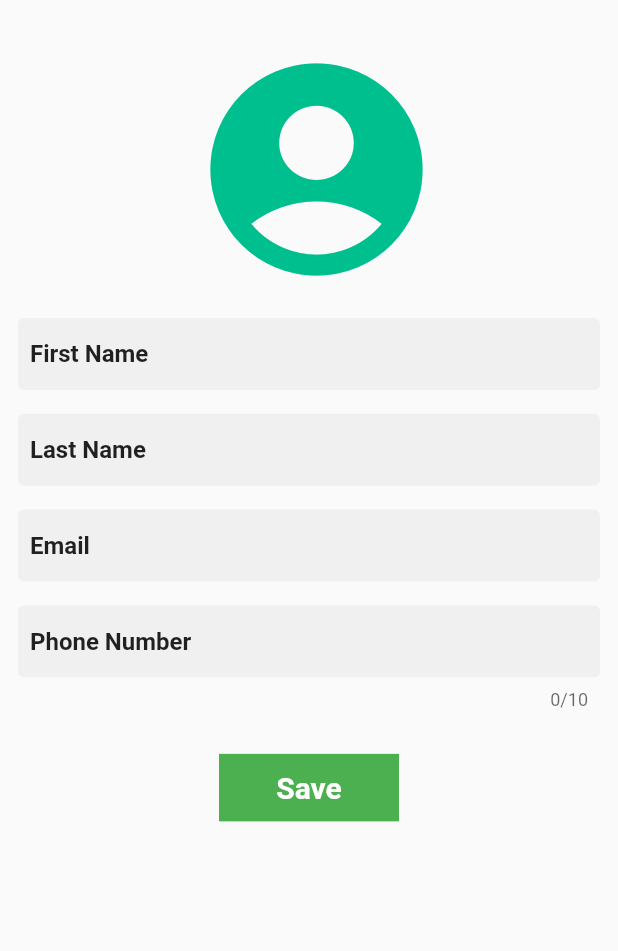
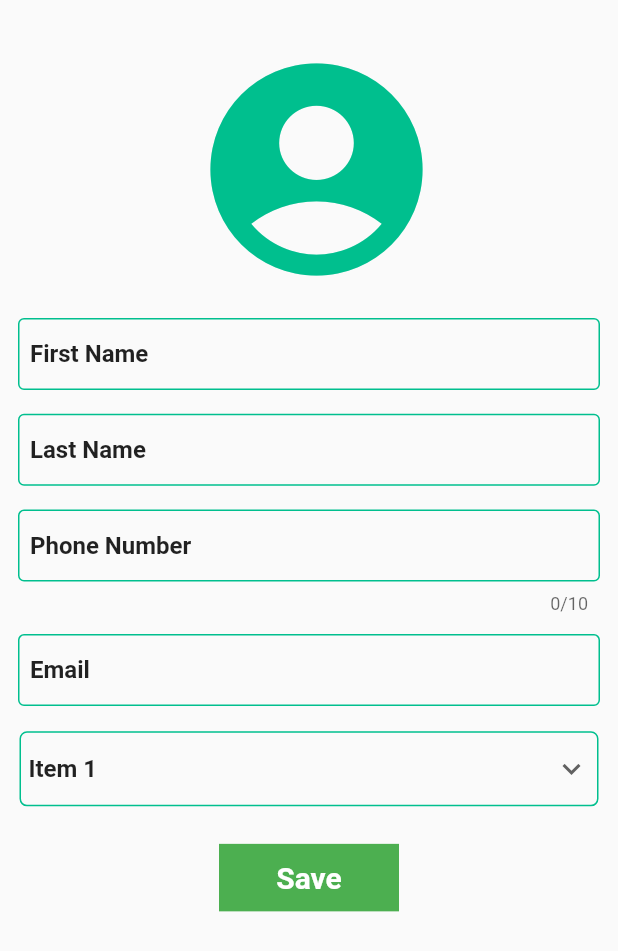
Before and after one commit to Anil8000/Silvertouch-Contact, a Flutter app: the AddContactScreenUI screen opened directly, on a phone screen of 412 x 824 dp. Shown: the top 951 px of the screen. Run offline on Flutter 3.47's test engine with Material 2 defaults, Android fonts, the phone set to English and light mode, and no system bars; our stand-ins replace font_awesome_flutter, get, image_picker.

Commit message:
#All UI Complete

```diff
--- a/lib/controllers/DashboardController.dart
+++ b/lib/controllers/DashboardController.dart
@@ -22,10 +22,7 @@ void updateDrawerSelectedIndex(int index){
     appBarTitle = "Add Contact";
   }
   else if(index == 2){
-    appBarTitle = "History";
-  }
-  else if(index == 3){
-    appBarTitle = "Settings";
+    appBarTitle = "Contact List";
   }
   else{
     appBarTitle = "";
--- a/lib/ui/AddContactScreenUI.dart
+++ b/lib/ui/AddContactScreenUI.dart
@@ -2,6 +2,7 @@
 
 import 'dart:io';
 
+import 'package:flutter/cupertino.dart';
 import 'package:flutter/material.dart';
 import 'package:get/get.dart';
 import 'package:image_picker/image_picker.dart';
@@ -25,6 +26,17 @@ class _AddContactScreenUIState extends State<AddContactScreenUI> {
   TextEditingController lastNameController = TextEditingController();
   TextEditingController emailController = TextEditingController();
   TextEditingController phoneNumberController = TextEditingController();
+
+  String dropdownvalue = 'Item 1';
+
+  // List of items in our dropdown menu
+  var items = [
+    'Item 1',
+    'Item 2',
+    'Item 3',
+    'Item 4',
+    'Item 5',
+  ];
 
   @override
   Widget build(BuildContext context) {
@@ -136,8 +148,10 @@ class _AddContactScreenUIState extends State<AddContactScreenUI> {
           SizedBox(height: 5,),
 
           TextFormInputField(
-            hintText: "Email",
-            controller: emailController,
+            hintText: "Phone Number",
+            controller: phoneNumberController,
+            keyboardType: TextInputType.number,
+            maxLength: 10,
             validator: (v){
               return FieldValidator.validateValueIsEmpty(v!);
             },
@@ -146,14 +160,50 @@ class _AddContactScreenUIState extends State<AddContactScreenUI> {
           SizedBox(height: 5,),
 
           TextFormInputField(
-            hintText: "Phone Number",
-            controller: phoneNumberController,
-            keyboardType: TextInputType.number,
-            maxLength: 10,
+            hintText: "Email",
+            controller: emailController,
             validator: (v){
               return FieldValidator.validateValueIsEmpty(v!);
             },
           ),
+
+
+          SizedBox(height: 10,),
+
+
+          Padding(
+            padding: const EdgeInsets.only(left: 5.0,right: 5.0),
+            child: Container(
+              width: Get.width,
+              decoration: BoxDecoration(
+                border: Border.all(color: AppColors.primaryColor,width: 1),
+                borderRadius: BorderRadius.all(Radius.circular(5)),
+              ),
+              child: Padding(
+                padding: const EdgeInsets.only(left: 5.0,right: 5.0),
+                child: DropdownButton(
+                  value: dropdownvalue,
+                  elevation: 0,
+                  underline: Container(),
+                  isExpanded: true,
+                  icon: const Icon(Icons.keyboard_arrow_down),
+                  items: items.map((String items) {
+                    return DropdownMenuItem(
+                      value: items,
+                      child: Text(items,style: TextStyle(color: Colors.black87,fontWeight: FontWeight.bold)),
+                    );
+                  }).toList(),
+                  onChanged: (String? newValue) {
+                    setState(() {
+                      dropdownvalue = newValue!;
+                    });
+                  },
+                ),
+              ),
+            ),
+          ),
+
+
 
           SizedBox(height: 10,),
 
--- a/lib/ui/MainScreenUI.dart
+++ b/lib/ui/MainScreenUI.dart
@@ -1,7 +1,8 @@
-// ignore_for_file: prefer_const_constructors, unnecessary_new
+// ignore_for_file: prefer_const_constructors, unnecessary_new, prefer_const_literals_to_create_immutables
 
 import 'package:flutter/material.dart';
 import 'package:flutter/services.dart';
+import 'package:font_awesome_flutter/font_awesome_flutter.dart';
 
 import 'package:get/get.dart';
 import 'package:silvertouch_contach/controllers/DashboardController.dart';
@@ -46,6 +47,23 @@ class _MainScreenUIState extends State<MainScreenUI> {
               style: TextStyle(color: Colors.white,
                   fontWeight: FontWeight.w600,fontSize: 18.0),),
             backgroundColor: AppColors.primaryColor,
+            actions: [
+
+              dashController.drawerSelectedIndex == 2
+                ? Row(
+                children: [
+                  Icon(Icons.filter_alt,color: Colors.black38,),
+
+                  SizedBox(width: 10,),
+
+                  Icon(Icons.search,color: Colors.black38,),
+
+                  SizedBox(width: 10,),
+                ],
+              )
+                : Container(),
+
+            ],
           ),
           body: WillPopScope(
 
--- a/lib/widgets/TextFormInputField.dart
+++ b/lib/widgets/TextFormInputField.dart
@@ -54,25 +54,23 @@ class TextFormInputField extends StatelessWidget {
             keyboardType: keyboardType==null?TextInputType.text : keyboardType,
             maxLength: maxLength==null?null:maxLength,
             decoration:  InputDecoration(
+              fillColor: Colors.transparent,
               border: InputBorder.none,
               hintText: hintText,
               contentPadding:  EdgeInsets.symmetric(vertical: 10.0,horizontal:8.0),
               hintStyle: TextStyle(color: Colors.black87), filled: true,
               disabledBorder:OutlineInputBorder(
-                  borderSide: BorderSide(color: Colors.transparent,width: 0.5)),
+                  borderSide: BorderSide(color: AppColors.primaryColor,width: 1),),
               focusedBorder: OutlineInputBorder(
-                  borderSide: BorderSide(color: Colors.transparent,width: 0.5)),
+                  borderSide: BorderSide(color: AppColors.primaryColor,width: 1),),
               enabledBorder: OutlineInputBorder(
-                  borderSide: BorderSide(color: Colors.transparent,width: 0.5)),
+                  borderSide: BorderSide(color: AppColors.primaryColor,width: 1),),
               errorBorder: OutlineInputBorder(
-                  borderSide: BorderSide(color: Colors.transparent,width: 0.5)),
+                  borderSide: BorderSide(color: AppColors.primaryColor,width: 1),),
               prefixIcon: iconPrefix==null? null: Icon(iconPrefix,color: AppColors.primaryColor),
               suffixIcon:  iconSuffix==null? null: InkWell(
                   onTap: onPressedSuffix,
                   child: Icon(iconSuffix,color: AppColors.primaryColor)),
-              /*  errorStyle: TextStyle(fontSize: 11, height: 0.3,
-               ),*/
-              //counterStyle: TextStyle(color: AppColors.primaryColor,height: 0.3),
             ),
 
 
```
